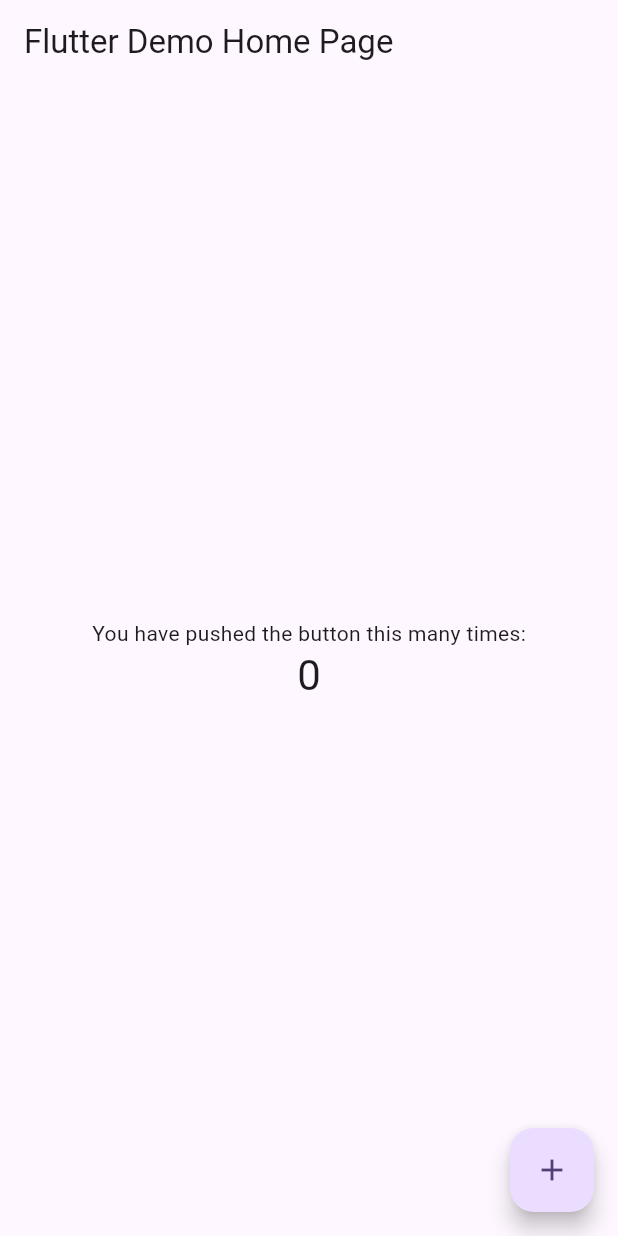
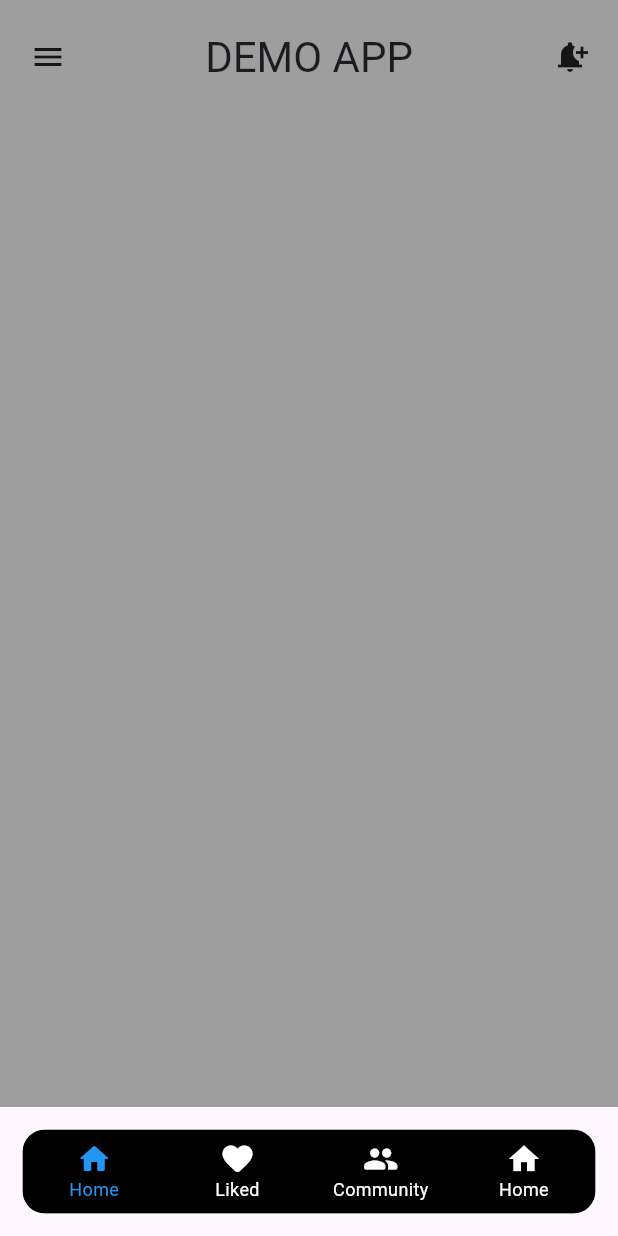
Before and after one commit to maharshi0706/Demo_Application, a Flutter app: the screen it shows after launch, on a phone screen of 412 x 824 dp. Run offline on Flutter 3.47's test engine with Material 3 defaults, Android fonts, the phone set to English and light mode, and no system bars.

Commit message:
Added bottom navigation + home page start

```diff
--- a/lib/home.dart
+++ b/lib/home.dart
@@ -1,3 +1,5 @@
+// ignore_for_file: prefer_const_constructors
+
 import 'package:flutter/material.dart';
 
 class MyHomePage extends StatefulWidget {
@@ -10,6 +12,60 @@ class MyHomePage extends StatefulWidget {
 class _MyHomePageState extends State<MyHomePage> {
   @override
   Widget build(BuildContext context) {
-    return const Text("HOme Page.");
+    return Scaffold(
+      body: Stack(
+        children: [
+          Container(
+            width: MediaQuery.of(context).size.width,
+            height: MediaQuery.of(context).size.height,
+          ),
+          SingleChildScrollView(
+            physics: BouncingScrollPhysics(),
+            child: Container(
+              height: MediaQuery.of(context).size.height,
+              width: MediaQuery.of(context).size.width,
+              color: Colors.grey,
+              child: SafeArea(
+                child: Column(
+                  mainAxisAlignment: MainAxisAlignment.start,
+                  crossAxisAlignment: CrossAxisAlignment.start,
+                  children: [
+                    Padding(
+                      padding: EdgeInsets.all(15.0),
+                      child: Column(
+                        crossAxisAlignment: CrossAxisAlignment.stretch,
+                        children: [
+                          Padding(
+                            padding: EdgeInsets.all(5),
+                            child: Row(
+                              mainAxisAlignment: MainAxisAlignment.spaceBetween,
+                              children: [
+                                Icon(Icons.menu),
+                                Text(
+                                  "DEMO APP",
+                                  style: Theme.of(context)
+                                      .textTheme
+                                      .headlineMedium,
+                                ),
+                                Icon(
+                                  Icons.notification_add,
+                                ),
+                              ],
+                            ),
+                          ),
+                        ],
+                      ),
+                    ),
+                    SizedBox(
+                      height: 10,
+                    ),
+                  ],
+                ),
+              ),
+            ),
+          ),
+        ],
+      ),
+    );
   }
 }
--- a/lib/main.dart
+++ b/lib/main.dart
@@ -1,4 +1,7 @@
+// ignore_for_file: must_be_immutable, prefer_const_constructors, sized_box_for_whitespace, avoid_unnecessary_containers, prefer_const_literals_to_create_immutables
+
 import 'package:flutter/material.dart';
+import 'package:weather_app/home.dart';
 
 void main() {
   runApp(const MyApp());
@@ -10,59 +13,91 @@ class MyApp extends StatelessWidget {
   @override
   Widget build(BuildContext context) {
     return MaterialApp(
-      title: 'Flutter Demo',
+      debugShowCheckedModeBanner: false,
+      title: 'Demo App',
       theme: ThemeData(
         colorScheme: ColorScheme.fromSeed(seedColor: Colors.deepPurple),
         useMaterial3: true,
       ),
-      home: const MyHomePage(title: 'Flutter Demo Home Page'),
+      home: MyMainPage(),
     );
   }
 }
 
-class MyHomePage extends StatefulWidget {
-  const MyHomePage({super.key, required this.title});
-  final String title;
+class MyMainPage extends StatefulWidget {
+  const MyMainPage({super.key});
 
   @override
-  State<MyHomePage> createState() => _MyHomePageState();
+  State<MyMainPage> createState() => _MyMainPageState();
 }
 
-class _MyHomePageState extends State<MyHomePage> {
-  int _counter = 0;
-
-  void _incrementCounter() {
-    setState(() {
-      _counter++;
-    });
-  }
+class _MyMainPageState extends State<MyMainPage> {
+  var selectedPage = 0;
 
   @override
   Widget build(BuildContext context) {
-
+    Widget page;
+    switch (selectedPage) {
+      case 0:
+        page = MyHomePage();
+      case 1:
+        page = Placeholder();
+      case 2:
+        page = Placeholder();
+      case 3:
+        page = Placeholder();
+      default:
+        throw UnimplementedError('No widget for this $selectedPage index.');
+    }
     return Scaffold(
-      appBar: AppBar(
-        title: Text(widget.title),
+      body: Row(
+        children: [
+          Expanded(
+            child: Container(
+              child: page,
+            ),
+          ),
+        ],
       ),
-      body: Center(
-        child: Column(
-          mainAxisAlignment: MainAxisAlignment.center,
-          children: <Widget>[
-            const Text(
-              'You have pushed the button this many times:',
+      bottomNavigationBar: Padding(
+        padding: EdgeInsets.all(15),
+        child: ClipRRect(
+          borderRadius: BorderRadius.all(Radius.circular(15)),
+          child: Material(
+            color: Colors.transparent,
+            child: BottomNavigationBar(
+              type: BottomNavigationBarType.fixed,
+              backgroundColor: Colors.black,
+              selectedLabelStyle: TextStyle(fontSize: 12),
+              unselectedLabelStyle: TextStyle(fontSize: 12),
+              selectedItemColor: Colors.blue,
+              unselectedItemColor: Colors.white,
+              items: [
+                BottomNavigationBarItem(
+                  icon: Icon(Icons.home_rounded),
+                  label: "Home",
+                ),
+                BottomNavigationBarItem(
+                  icon: Icon(Icons.favorite_rounded),
+                  label: "Liked",
+                ),
+                BottomNavigationBarItem(
+                  icon: Icon(Icons.people_rounded),
+                  label: "Community",
+                ),
+                BottomNavigationBarItem(
+                  icon: Icon(Icons.home),
+                  label: "Home",
+                ),
+              ],
+              currentIndex: selectedPage,
+              onTap: (value) => {setState(() => selectedPage = value)},
             ),
-            Text(
-              '$_counter',
-              style: Theme.of(context).textTheme.headlineMedium,
-            ),
-          ],
+          ),
         ),
       ),
-      floatingActionButton: FloatingActionButton(
-        onPressed: _incrementCounter,
-        tooltip: 'Increment',
-        child: const Icon(Icons.add),
-      ),
+      //   ],
+      // ),
     );
   }
 }
```
